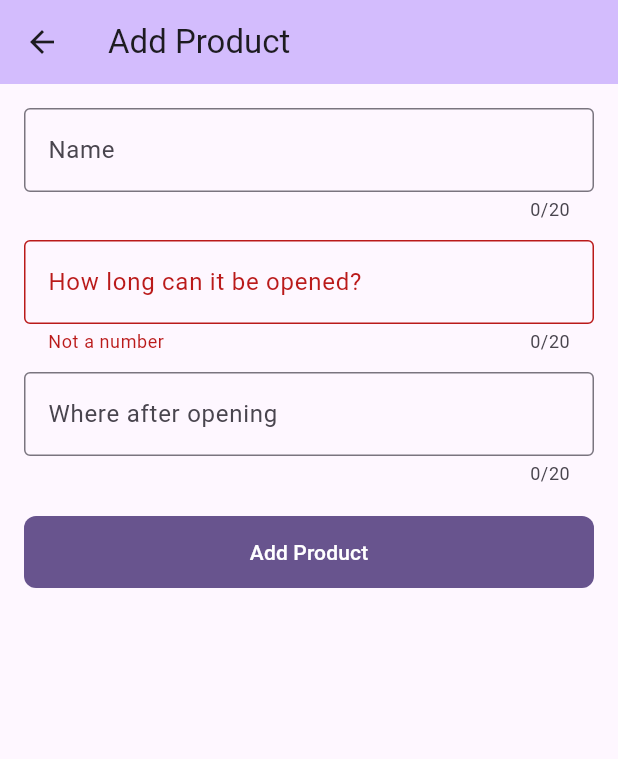
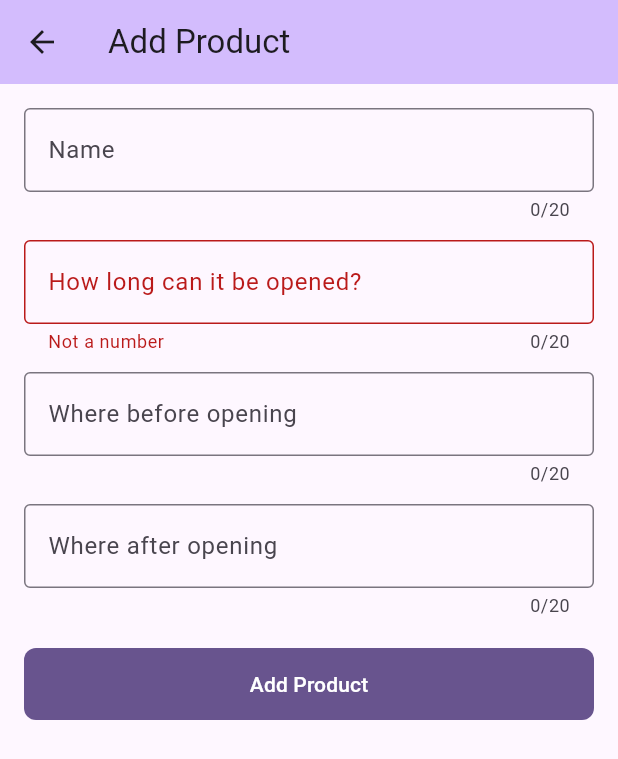
Before and after one commit to phanila/Zarelko, a Flutter app: the AddProductPage screen opened directly, after a tap on "Add Product", on a phone screen of 412 x 824 dp. Shown: the top 759 px of the screen. Run offline on Flutter 3.47's test engine with Material 3 defaults, Android fonts, the phone set to English and light mode, and no system bars; our stand-ins replace drift, flutter_slidable; accounts and stored records are empty; generated files the repository leaves out were written again.

Commit message:
new database scheme

```diff
--- a/lib/add_product.dart
+++ b/lib/add_product.dart
@@ -16,7 +16,8 @@ class _AddProductPageState extends State<AddProductPage> {
   final _formGlobalKey = GlobalKey<FormState>();
   String _name = '';
   int _openLife = 1;
-  String? _location;
+  String? _storingLocation;
+  String? _openLocation;
 
   @override
   Widget build(BuildContext context) {
@@ -52,8 +53,12 @@ class _AddProductPageState extends State<AddProductPage> {
                   return null;
                 }),
                 const SizedBox(height: 12),
+                buildTextFormField("Where before opening", (value) {
+                  _storingLocation = value!;
+                },(value) {return null;}),
+                const SizedBox(height: 12),
                 buildTextFormField("Where after opening", (value) {
-                  _location = value!;
+                  _openLocation = value!;
                 },(value) {return null;}),
                 const SizedBox(height: 20),
                 _buildSubmitButton(database),
@@ -75,7 +80,8 @@ class _AddProductPageState extends State<AddProductPage> {
             Product(
               name: _name,
               openLife: _openLife,
-              whereAfterOpening: _location,
+              openLocation: _openLocation,
+              storingLocation: _storingLocation,
             ),
           );
           Navigator.pop(context, _name);
--- a/lib/database/database.dart
+++ b/lib/database/database.dart
@@ -12,15 +12,18 @@ class Foods extends Table {
   IntColumn get id => integer().autoIncrement()();
   TextColumn get name => text().references(Products, #name)();
   TextColumn get desc => text().nullable()();
-  TextColumn get location => text().nullable()();
   DateTimeColumn get expiryDate => dateTime()();
   DateTimeColumn get openingDate => dateTime().nullable()();
+  IntColumn get amount => integer().nullable()();
 }
 @DataClassName('Product')
 class Products extends Table {
   TextColumn get name => text()();
   IntColumn get openLife => integer()();
-  TextColumn get whereAfterOpening => text().nullable()();
+  TextColumn get storingLocation => text().nullable()();
+  TextColumn get openLocation => text().nullable()();
+  TextColumn get unit => text().nullable()();
+  IntColumn get basicAmount => integer().nullable()();
 
   @override
   Set<Column<Object>> get primaryKey => {name};
@@ -48,7 +51,7 @@ class AppDatabase extends _$AppDatabase {
   AppDatabase() : super(_openConnection());
 
   @override
-  int get schemaVersion => 2;
+  int get schemaVersion => 3;
 
   Future<int> addFood(FoodsCompanion food) async {
     return await into(foods).insert(food);
@@ -81,14 +84,14 @@ class AppDatabase extends _$AppDatabase {
   }
 
   // Check if this product can be deleted
-  Future<bool> canDeleteProduct(String name) async {
+  Future<bool> isNotProductInDatabase(String name) async {
     var res = await (select(foods)..where((tbl) => tbl.name.equals(name))).get();
     return res.isEmpty;
   }
 
   // Delete a product by name
   Future<int> deleteProductRecord(String name) async {
-    assert (await canDeleteProduct(name));
+    assert (await isNotProductInDatabase(name));
     return await (delete(products)..where((tbl) => tbl.name.equals(name))).go();
   }
 
--- a/lib/homePage.dart
+++ b/lib/homePage.dart
@@ -49,7 +49,7 @@ class FoodListTile extends StatelessWidget {
   Widget build(BuildContext context) {
     var database = context.watch<AppDatabase>();
     var color = Colors.white;
-    var opened = false;
+    var opened = food.openingDate == null ? false : true;
     if (DateTime.now().isAfter(food.expiryDate)){
       color = Colors.red;
     }
@@ -103,7 +103,7 @@ class FoodListTile extends StatelessWidget {
                     child: Container(),
                   ),
                     Text(DateFormat("E dd.MM.yyyy").format(food.expiryDate))]),
-                  subtitle: Text("${food.desc!}\n${food.location!}"),
+                  subtitle: Text("${food.desc!}\n"),
                   trailing: TextButton( onPressed: () {  },
                       child: Text("Open")
                   )
--- a/lib/productPage.dart
+++ b/lib/productPage.dart
@@ -93,7 +93,7 @@ class ProductListTile extends StatelessWidget {
               color: color,
               child:ListTile(
                   title:Text(product.name),
-                  subtitle: Text("${product.whereAfterOpening!}"),
+                  subtitle: Text("Where:${product.storingLocation!}, opened:${product.openLocation!}"),
                   trailing: Text("How many days can be opened: ${product.openLife}")
               )
           )
```
Also changed, not shown: lib/add_food.dart (+0 -7 lines).
